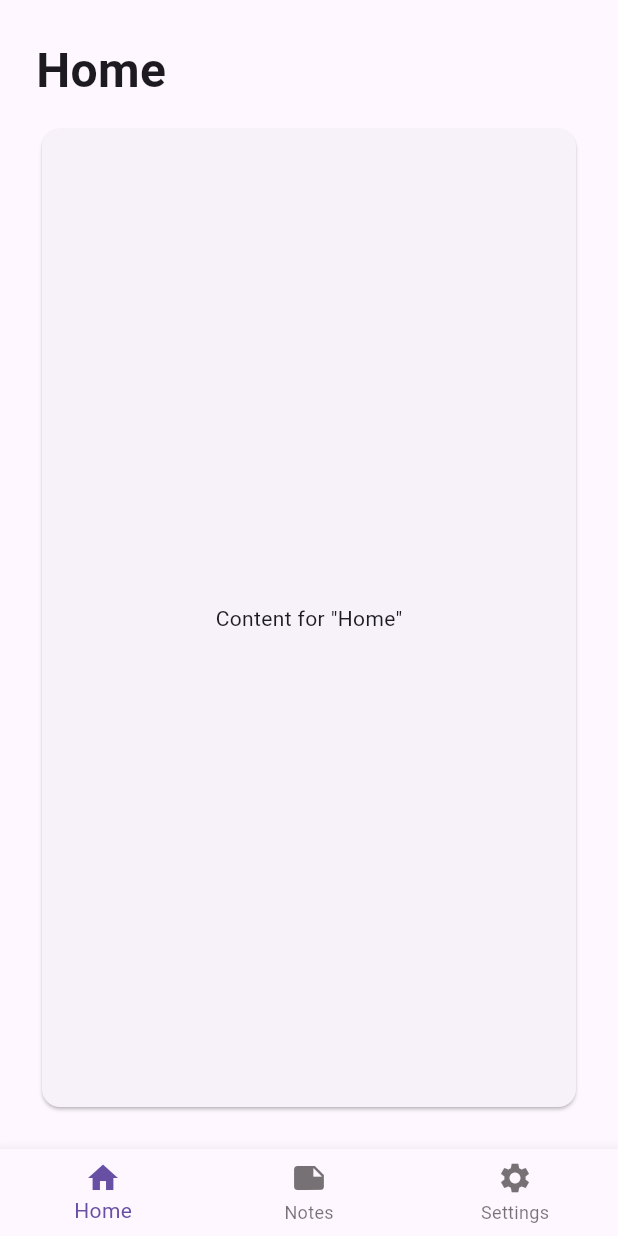
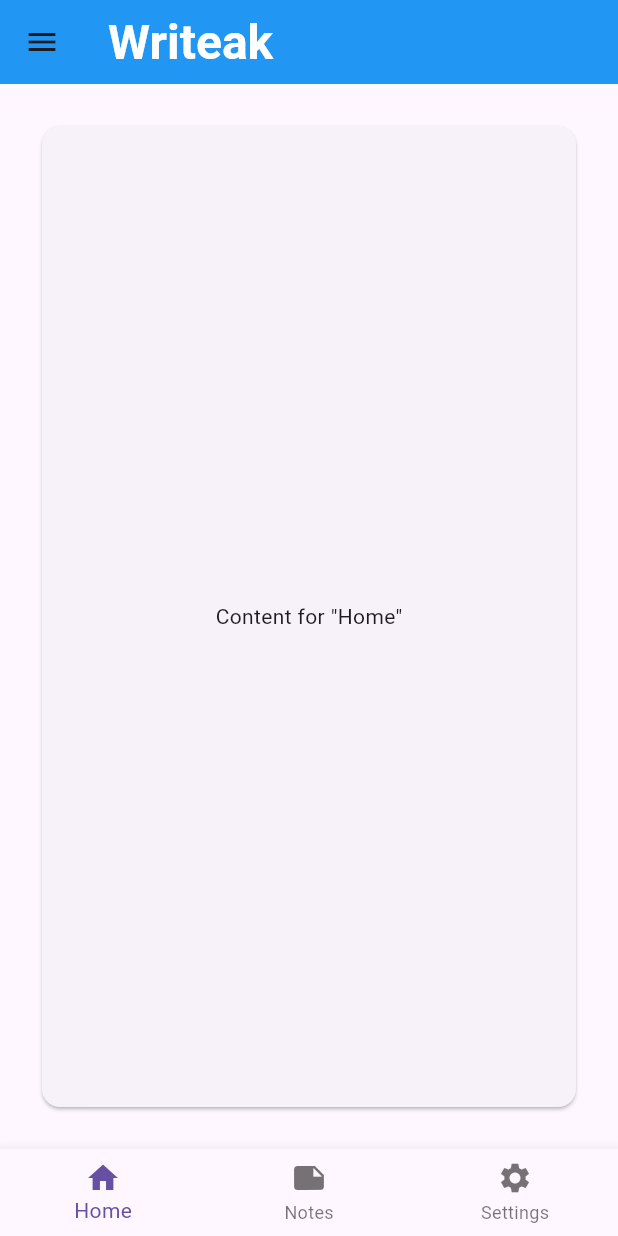
Before and after one commit to kenc713/writeak, a Flutter app: the screen it shows after launch, on a phone screen of 412 x 824 dp. Run offline on Flutter 3.47's test engine with Material 3 defaults, Android fonts, the phone set to English and light mode, and no system bars.

Commit message:
feat: ヘッダ追加およびサイドバーの修正

```diff
--- a/lib/main.dart
+++ b/lib/main.dart
@@ -44,13 +44,40 @@ class _ScaffoldWithSidebarState extends State<ScaffoldWithSidebar> {
 
         return Scaffold(
           key: _scaffoldKey,
+
+          // PCモバイル共通ヘッダーの表示
+          appBar: AppBar(
+
+            // タイトルの設定
+            title: const Text('Writeak'),
+            titleTextStyle: const TextStyle(
+              color: Colors.white,
+              fontWeight: FontWeight.bold,
+              fontSize: 32,
+            ),
+            backgroundColor: Colors.blue,
+
+            // モバイル時のみメニューボタンを表示
+            leading: isLarge
+                ? null
+                : IconButton(
+                    icon: const Icon(Icons.menu),
+                    onPressed: () => _scaffoldKey.currentState?.openDrawer(),
+                  ),
+          ),
+
+          // サイドバーの表示
           drawer: isLarge ? null : Drawer(child: _buildSidebar()),
+
+          // コンテンツの表示
           body: Row(
             children: [
               if (isLarge) SizedBox(width: 240, child: _buildSidebar()),
               Expanded(child: _buildContent()),
             ],
           ),
+
+          // モバイル用ボトムバーの表示
           bottomNavigationBar: isLarge
             ? null
             : BottomNavigationBar(
@@ -77,14 +104,6 @@ class _ScaffoldWithSidebarState extends State<ScaffoldWithSidebar> {
       color: Colors.grey.shade100,
       child: Column(
         children: [
-          Container(
-            height: 140,
-            color: Colors.blue,
-            width: double.infinity,
-            padding: const EdgeInsets.all(16),
-            alignment: Alignment.bottomLeft,
-            child: const Text('Writeak', style: TextStyle(color: Colors.white, fontSize: 20)),
-          ),
           Expanded(
             child: ListView.builder(
               itemCount: _items.length,
@@ -118,11 +137,6 @@ class _ScaffoldWithSidebarState extends State<ScaffoldWithSidebar> {
       child: Column(
         crossAxisAlignment: CrossAxisAlignment.start,
         children: [
-          Text(
-            _items[_selectedIndex].label,
-            style: const TextStyle(fontSize: 32, fontWeight: FontWeight.bold),
-          ),
-          const SizedBox(height: 12),
           Expanded(
             child: Card(
               child: Center(
```
Lines whose indentation alone changed are shown as unchanged.
